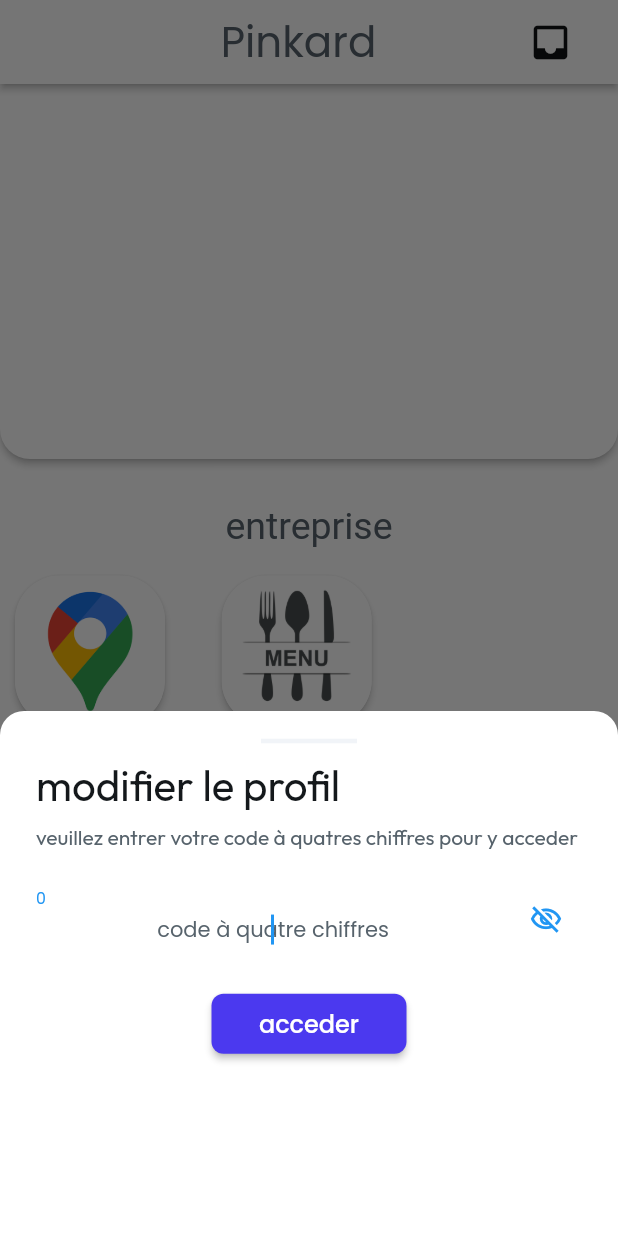
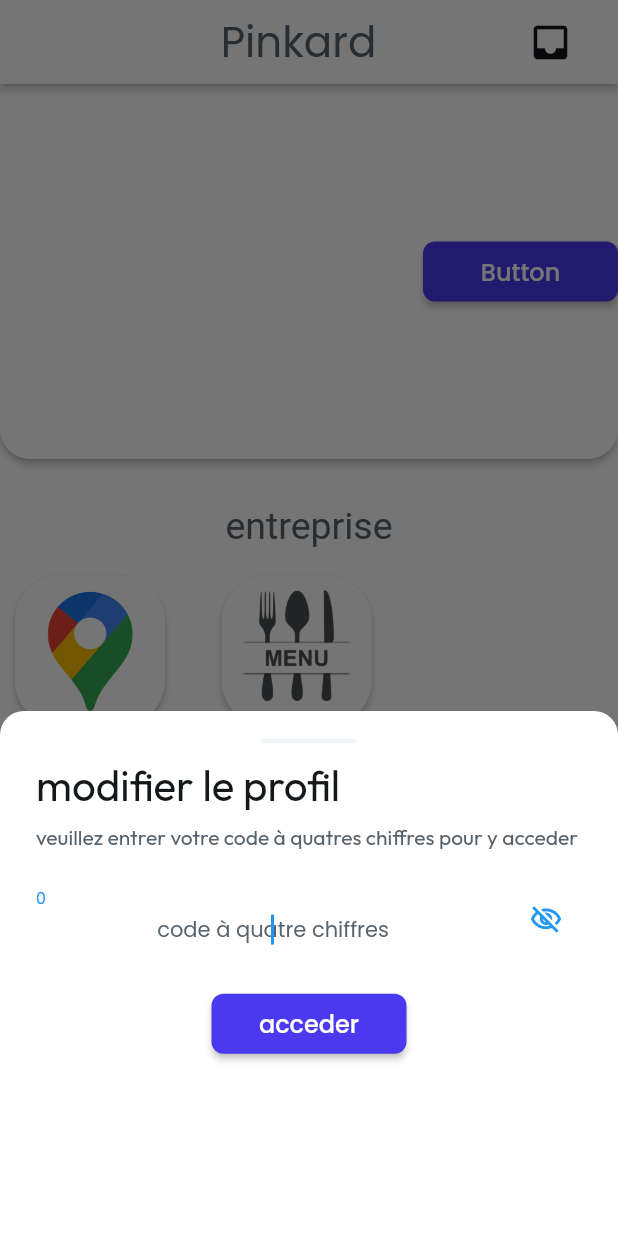
Before and after one commit to jojolala1/pinkard, a Flutter app: the PagepercoWidget screen opened by its route, after a tap on the "inbox" icon, on a phone screen of 412 x 824 dp. Run offline on Flutter 3.47's test engine with Material 2 defaults, Android fonts, the phone set to English and light mode, and no system bars; drawn by our look-alikes of auto_size_text; our stand-ins replace built_collection, built_value, cloud_firestore, easy_debounce, file_picker, firebase_auth and 17 more; missing offline and left inert: flutter_facebook_auth, json_path, mime_type; accounts and stored records are empty; network calls fail; statements that could not run were skipped.

Commit message:
Updating to latest FlutterFlow output.

```diff
--- a/lib/components/mapbottomsheet_widget.dart
+++ b/lib/components/mapbottomsheet_widget.dart
@@ -32,8 +32,8 @@ class _MapbottomsheetWidgetState extends State<MapbottomsheetWidget> {
     super.initState();
     _model = createModel(context, () => MapbottomsheetModel());
 
-    _model.mapsController ??= TextEditingController(
-        text: valueOrDefault(currentUserDocument?.maps, ''));
+    _model.mapsController ??=
+        TextEditingController(text: currentUserDocument!.mapss?.toString());
     WidgetsBinding.instance.addPostFrameCallback((_) => setState(() {}));
   }
 
@@ -113,7 +113,7 @@ class _MapbottomsheetWidgetState extends State<MapbottomsheetWidget> {
                       obscureText: false,
                       decoration: InputDecoration(
                         labelStyle: FlutterFlowTheme.of(context).bodyMedium,
-                        hintText: valueOrDefault(currentUserDocument?.maps, ''),
+                        hintText: currentUserDocument!.mapss?.toString(),
                         hintStyle: FlutterFlowTheme.of(context).bodyMedium,
                         enabledBorder: OutlineInputBorder(
                           borderSide: BorderSide(
--- a/lib/flutter_flow/nav/nav.dart
+++ b/lib/flutter_flow/nav/nav.dart
@@ -100,16 +100,6 @@ GoRouter createRouter(AppStateNotifier appStateNotifier) => GoRouter(
           name: 'creatprofil',
           path: '/creatprofil',
           builder: (context, params) => CreatprofilWidget(),
-        ),
-        FFRoute(
-          name: 'xfjudsjkdeko',
-          path: '/xfjudsjkdeko',
-          builder: (context, params) => XfjudsjkdekoWidget(),
-        ),
-        FFRoute(
-          name: 'sdbdfnbtrn',
-          path: '/sdbdfnbtrn',
-          builder: (context, params) => SdbdfnbtrnWidget(),
         )
       ].map((r) => r.toRoute(appStateNotifier)).toList(),
       urlPathStrategy: UrlPathStrategy.path,
--- a/lib/index.dart
+++ b/lib/index.dart
@@ -2,5 +2,3 @@
 export '/pagedacceuil/pagedacceuil_widget.dart' show PagedacceuilWidget;
 export '/pageperco/pageperco_widget.dart' show PagepercoWidget;
 export '/creatprofil/creatprofil_widget.dart' show CreatprofilWidget;
-export '/xfjudsjkdeko/xfjudsjkdeko_widget.dart' show XfjudsjkdekoWidget;
-export '/sdbdfnbtrn/sdbdfnbtrn_widget.dart' show SdbdfnbtrnWidget;
--- a/lib/pageperco/pageperco_model.dart
+++ b/lib/pageperco/pageperco_model.dart
@@ -3,13 +3,17 @@ import '/components/password_widget.dart';
 import '/flutter_flow/flutter_flow_icon_button.dart';
 import '/flutter_flow/flutter_flow_theme.dart';
 import '/flutter_flow/flutter_flow_util.dart';
-import 'package:map_launcher/map_launcher.dart' as $ml;
+import '/flutter_flow/flutter_flow_widgets.dart';
 import 'package:flutter/material.dart';
 import 'package:google_fonts/google_fonts.dart';
 import 'package:provider/provider.dart';
 import 'package:url_launcher/url_launcher.dart';
 
 class PagepercoModel extends FlutterFlowModel {
+  ///  State fields for stateful widgets in this page.
+
+  String currentPageLink = '';
+
   /// Initialization and disposal methods.
 
   void initState(BuildContext context) {}
--- a/lib/pageperco/pageperco_widget.dart
+++ b/lib/pageperco/pageperco_widget.dart
@@ -3,7 +3,7 @@ import '/components/password_widget.dart';
 import '/flutter_flow/flutter_flow_icon_button.dart';
 import '/flutter_flow/flutter_flow_theme.dart';
 import '/flutter_flow/flutter_flow_util.dart';
-import 'package:map_launcher/map_launcher.dart' as $ml;
+import '/flutter_flow/flutter_flow_widgets.dart';
 import 'package:flutter/material.dart';
 import 'package:google_fonts/google_fonts.dart';
 import 'package:provider/provider.dart';
@@ -242,6 +242,43 @@ class _PagepercoWidgetState extends State<PagepercoWidget> {
                                           ),
                                         ),
                                       ),
+                                      FFButtonWidget(
+                                        onPressed: () async {
+                                          _model.currentPageLink =
+                                              await generateCurrentPageLink(
+                                            context,
+                                            title:
+                                                currentUserDocument!.userid?.id,
+                                            isShortLink: false,
+                                          );
+                                        },
+                                        text: 'Button',
+                                        options: FFButtonOptions(
+                                          width: 130.0,
+                                          height: 40.0,
+                                          padding:
+                                              EdgeInsetsDirectional.fromSTEB(
+                                                  0.0, 0.0, 0.0, 0.0),
+                                          iconPadding:
+                                              EdgeInsetsDirectional.fromSTEB(
+                                                  0.0, 0.0, 0.0, 0.0),
+                                          color: FlutterFlowTheme.of(context)
+                                              .primary,
+                                          textStyle:
+                                              FlutterFlowTheme.of(context)
+                                                  .titleSmall
+                                                  .override(
+                                                    fontFamily: 'Poppins',
+                                                    color: Colors.white,
+                                                  ),
+                                          borderSide: BorderSide(
+                                            color: Colors.transparent,
+                                            width: 1.0,
+                                          ),
+                                          borderRadius:
+                                              BorderRadius.circular(8.0),
+                                        ),
+                                      ),
                                     ],
                                   ),
                                 ),
@@ -309,12 +346,9 @@ class _PagepercoWidgetState extends State<PagepercoWidget> {
                                             hoverColor: Colors.transparent,
                                             highlightColor: Colors.transparent,
                                             onTap: () async {
-                                              await launchMap(
-                                                address: valueOrDefault(
-                                                    currentUserDocument?.maps,
-                                                    ''),
-                                                title: '',
-                                              );
+                                              await launchURL(valueOrDefault(
+                                                  currentUserDocument?.maps,
+                                                  ''));
                                             },
                                             child: Material(
                                               color: Colors.transparent,
--- a/pubspec.yaml
+++ b/pubspec.yaml
@@ -70,7 +70,6 @@ dependencies:
   intl: 0.17.0
   json_path: 0.4.1
   json_serializable: 6.6.1
-  map_launcher: 2.2.3
   mime_type: 1.0.0
   page_transition: 2.0.4
   path_provider: 2.0.14
```
Also changed, not shown: lib/backend/schema/users_record.dart (+8 -5 lines), lib/flutter_flow/flutter_flow_util.dart (+0 -29 lines), lib/sdbdfnbtrn/sdbdfnbtrn_model.dart (deleted, +0 -16 lines), lib/sdbdfnbtrn/sdbdfnbtrn_widget.dart (deleted, +0 -74 lines), lib/xfjudsjkdeko/xfjudsjkdeko_model.dart (deleted, +0 -16 lines), lib/xfjudsjkdeko/xfjudsjkdeko_widget.dart (deleted, +0 -74 lines), 1 other file.
